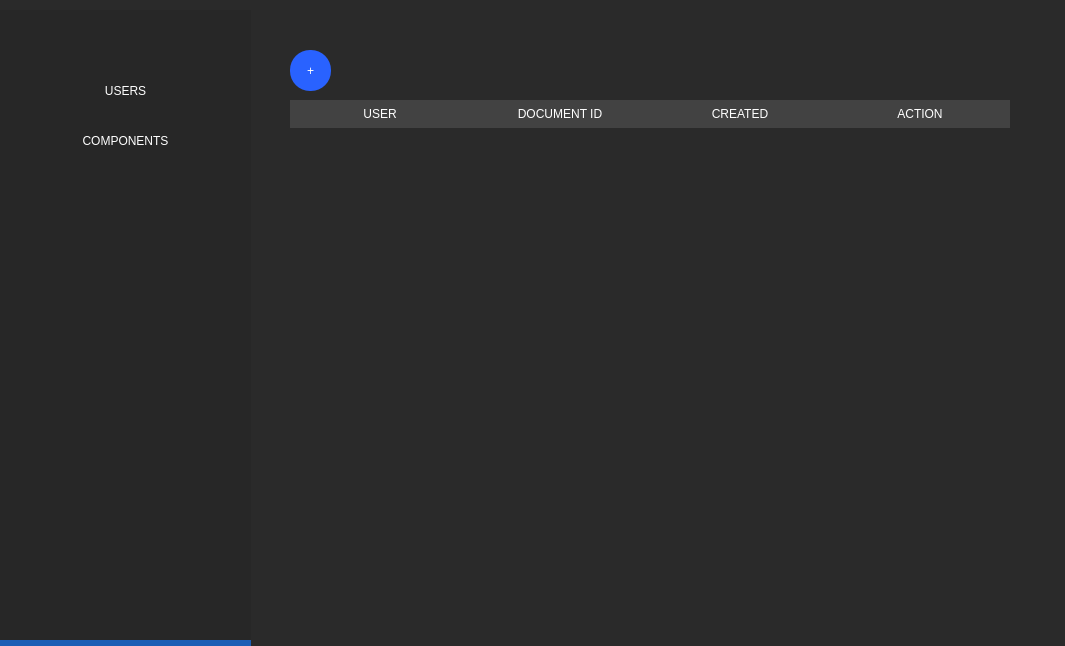
Old version of the form dashboard.ui in the repository illud/qt-modern-ui.
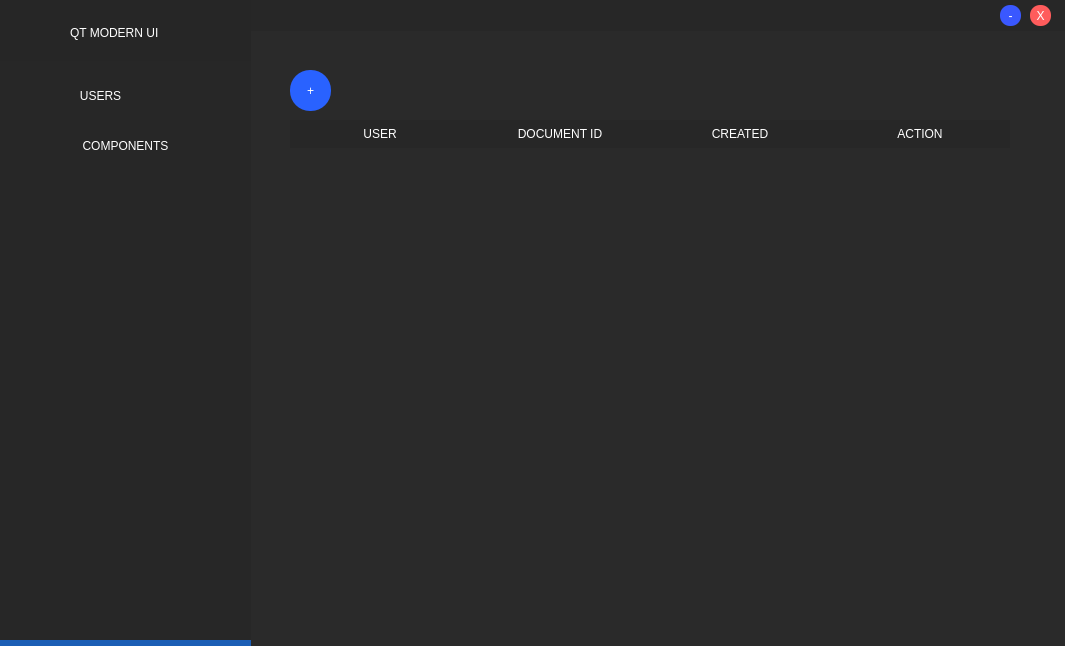
New version of the form. Icons and pictures are not drawn.

```diff
--- a/dashboard.ui
+++ b/dashboard.ui
@@ -33,9 +33,9 @@
     <property name="geometry">
      <rect>
       <x>0</x>
-      <y>10</y>
+      <y>0</y>
       <width>251</width>
-      <height>641</height>
+      <height>661</height>
      </rect>
     </property>
     <property name="styleSheet">
@@ -44,9 +44,9 @@
     <widget class="QPushButton" name="usersBtn">
      <property name="geometry">
       <rect>
-       <x>10</x>
-       <y>60</y>
-       <width>231</width>
+       <x>20</x>
+       <y>75</y>
+       <width>161</width>
        <height>41</height>
       </rect>
      </property>
@@ -84,7 +84,7 @@
      <property name="geometry">
       <rect>
        <x>10</x>
-       <y>110</y>
+       <y>125</y>
        <width>231</width>
        <height>41</height>
       </rect>
@@ -123,8 +123,8 @@
     <widget class="QWidget" name="widget_2" native="true">
      <property name="geometry">
       <rect>
-       <x>-40</x>
-       <y>630</y>
+       <x>-30</x>
+       <y>640</y>
        <width>291</width>
        <height>20</height>
       </rect>
@@ -133,12 +133,68 @@
       <string notr="true">background-color: rgb(27, 94, 181);</string>
      </property>
     </widget>
+    <widget class="QWidget" name="widget_11" native="true">
+     <property name="geometry">
+      <rect>
+       <x>35</x>
+       <y>80</y>
+       <width>41</width>
+       <height>31</height>
+      </rect>
+     </property>
+     <property name="styleSheet">
+      <string notr="true">image: url(:/resource/img/qt-icon.ico);</string>
+     </property>
+    </widget>
+    <widget class="QWidget" name="widget_12" native="true">
+     <property name="geometry">
+      <rect>
+       <x>35</x>
+       <y>130</y>
+       <width>41</width>
+       <height>31</height>
+      </rect>
+     </property>
+     <property name="styleSheet">
+      <string notr="true">image: url(:/resource/img/qt-icon.ico);</string>
+     </property>
+    </widget>
+    <widget class="QWidget" name="widget_13" native="true">
+     <property name="geometry">
+      <rect>
+       <x>0</x>
+       <y>0</y>
+       <width>251</width>
+       <height>61</height>
+      </rect>
+     </property>
+     <property name="styleSheet">
+      <string notr="true">background-color: rgb(38, 38, 38);</string>
+     </property>
+     <widget class="QLabel" name="label">
+      <property name="geometry">
+       <rect>
+        <x>70</x>
+        <y>25</y>
+        <width>111</width>
+        <height>16</height>
+       </rect>
+      </property>
+      <property name="styleSheet">
+       <string notr="true">font: 900 10pt &quot;Arial Black&quot;;
+color: rgb(255, 255, 255);</string>
+      </property>
+      <property name="text">
+       <string>QT MODERN UI</string>
+      </property>
+     </widget>
+    </widget>
    </widget>
    <widget class="QStackedWidget" name="stackedWidget">
     <property name="geometry">
      <rect>
       <x>270</x>
-      <y>20</y>
+      <y>40</y>
       <width>781</width>
       <height>611</height>
      </rect>
@@ -163,7 +219,7 @@
     }
 
 QHeaderView::section {
-    background-color: rgb(66, 66, 66);
+    background-color: rgb(39, 39, 39);
 	color: #ffffff;
     border: none;
     height: 28px;
@@ -283,11 +339,20 @@
        <enum>QFrame::NoFrame</enum>
       </property>
       <property name="gridStyle">
-       <enum>Qt::SolidLine</enum>
+       <enum>Qt::NoPen</enum>
       </property>
+      <attribute name="horizontalHeaderVisible">
+       <bool>true</bool>
+      </attribute>
       <attribute name="horizontalHeaderDefaultSectionSize">
        <number>180</number>
       </attribute>
+      <attribute name="verticalHeaderVisible">
+       <bool>false</bool>
+      </attribute>
+      <attribute name="verticalHeaderHighlightSections">
+       <bool>true</bool>
+      </attribute>
       <column>
        <property name="text">
         <string>USER</string>
@@ -458,6 +523,98 @@
      </widget>
     </widget>
    </widget>
+   <widget class="QWidget" name="widget_14" native="true">
+    <property name="geometry">
+     <rect>
+      <x>250</x>
+      <y>0</y>
+      <width>831</width>
+      <height>31</height>
+     </rect>
+    </property>
+    <property name="styleSheet">
+     <string notr="true">background-color: rgb(39, 39, 39);</string>
+    </property>
+    <widget class="QPushButton" name="closeBtn">
+     <property name="geometry">
+      <rect>
+       <x>780</x>
+       <y>5</y>
+       <width>21</width>
+       <height>21</height>
+      </rect>
+     </property>
+     <property name="styleSheet">
+      <string notr="true">QPushButton#closeBtn { 
+	background-color: rgb(255, 92, 92);
+	font: 900 9pt &quot;Arial Black&quot;;
+	color: rgb(255, 255, 255);
+    border: 0px;
+	border-radius: 10px;
+	border-style: outset;
+}
+
+QPushButton#closeBtn:hover{ 
+    background-color: rgb(33, 78, 203);
+	font: 900 9pt &quot;Arial Black&quot;;
+	color: rgb(255, 255, 255);
+    border: 0px;
+}
+
+QPushButton#closeBtn::focus:pressed{ 
+	background-color: rgb(38, 72, 184);
+	font: 900 9pt &quot;Arial Black&quot;;
+	color: rgb(255, 255, 255);
+    border: 0px;
+}
+</string>
+     </property>
+     <property name="text">
+      <string>X</string>
+     </property>
+    </widget>
+    <widget class="QPushButton" name="minimizeBtn">
+     <property name="geometry">
+      <rect>
+       <x>750</x>
+       <y>5</y>
+       <width>21</width>
+       <height>21</height>
+      </rect>
+     </property>
+     <property name="styleSheet">
+      <string notr="true">QPushButton#minimizeBtn { 
+	background-color: rgb(58, 88, 255);
+	font: 900 9pt &quot;Arial Black&quot;;
+	color: rgb(255, 255, 255);
+    border: 0px;
+	border-radius: 10px;
+	border-style: outset;
+}
+
+QPushButton#minimizeBtn:hover{ 
+    background-color: rgb(33, 78, 203);
+	font: 900 9pt &quot;Arial Black&quot;;
+	color: rgb(255, 255, 255);
+    border: 0px;
+}
+
+QPushButton#minimizeBtn::focus:pressed{ 
+	background-color: rgb(38, 72, 184);
+	font: 900 9pt &quot;Arial Black&quot;;
+	color: rgb(255, 255, 255);
+    border: 0px;
+}
+</string>
+     </property>
+     <property name="text">
+      <string>-</string>
+     </property>
+    </widget>
+   </widget>
+   <zorder>widget_14</zorder>
+   <zorder>widget</zorder>
+   <zorder>stackedWidget</zorder>
   </widget>
  </widget>
  <resources/>
```
